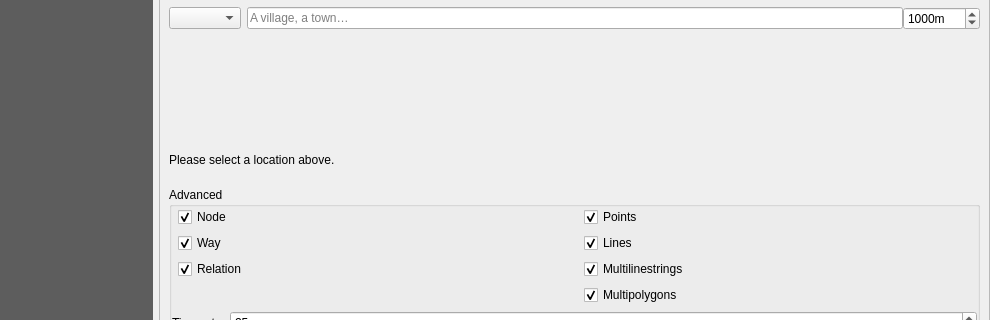
This is resources/ui/main_window.ui in 3liz/QuickOSM as Qt 5 draws it before an edit; both pictures show x 0 to 990 and y 396 to 716 of the 990 by 867 pixel window. The edited form follows.
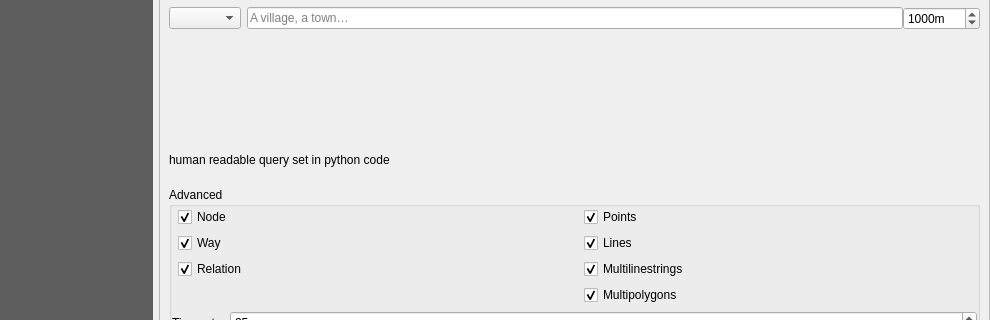
This is the edited form. Custom widgets are drawn as their Qt base class.

Commit message: Additional changes for issue 193 - tidied code/etc

```diff
--- a/resources/ui/main_window.ui
+++ b/resources/ui/main_window.ui
@@ -375,7 +375,7 @@
                   </size>
                  </property>
                  <property name="text">
-                  <string>Please select a location above.</string>
+                  <string notr="true">human readable query set in python code</string>
                  </property>
                  <property name="wordWrap">
                   <bool>true</bool>
```
The commit also changes 1 other file.
